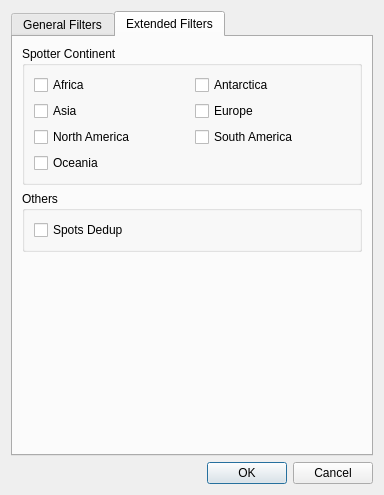
The window that ui/DxFilterDialog.ui (k5mcd/QLog) describes before a commit, drawn with Qt 5.
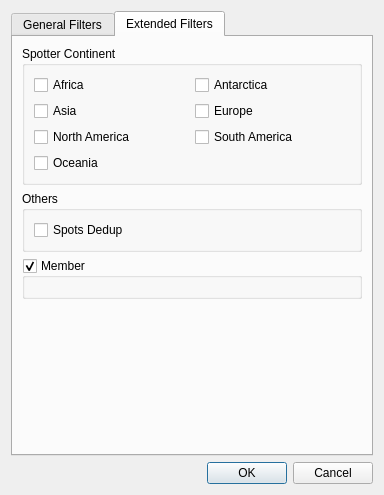
The same window after the commit. The open tabs and pages were chosen to show the change.

```diff
--- a/ui/DxFilterDialog.ui
+++ b/ui/DxFilterDialog.ui
@@ -353,6 +353,21 @@
          </layout>
         </widget>
        </item>
+       <item>
+        <widget class="QGroupBox" name="memberGroupBox">
+         <property name="title">
+          <string>Member</string>
+         </property>
+         <property name="checkable">
+          <bool>true</bool>
+         </property>
+         <layout class="QVBoxLayout" name="verticalLayout_9">
+          <item>
+           <layout class="QGridLayout" name="dxMemberGrid"/>
+          </item>
+         </layout>
+        </widget>
+       </item>
        <item>
         <spacer name="verticalSpacer_3">
          <property name="orientation">
```
